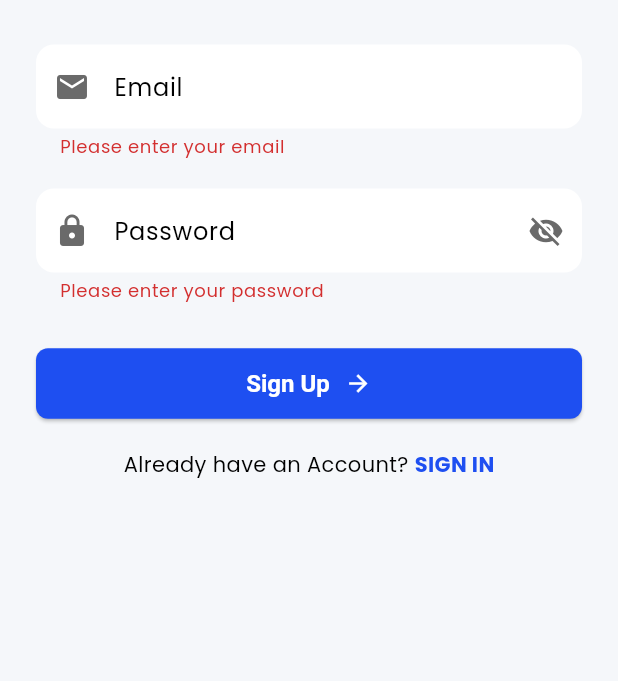
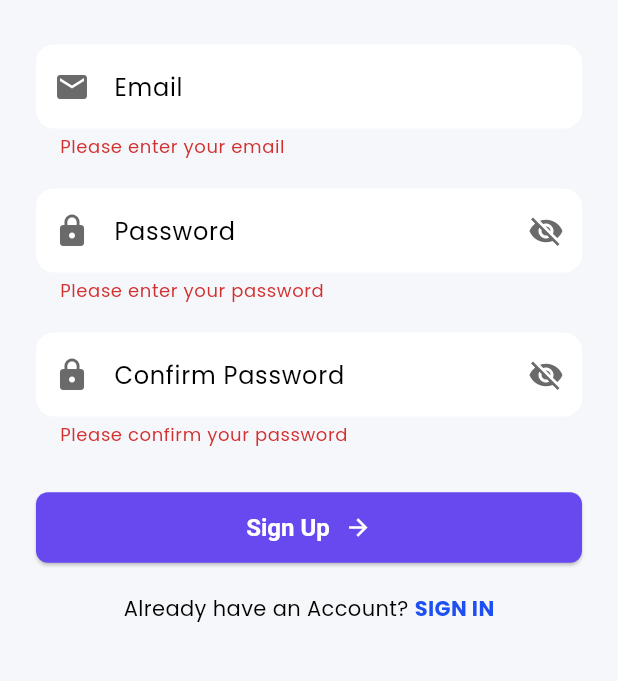
Before and after one commit to zw-weng/EduConnect-Xcode, a Flutter app: the RegisterPage screen opened by its route, after a tap on "Sign Up", on a phone screen of 412 x 824 dp, the part 326-1007 px from its top. Run offline on Flutter 3.47's test engine with Material 3 defaults, Android fonts, the phone set to English and light mode, and no system bars; our stand-ins replace carousel_slider, dio, firebase_core, google_nav_bar, table_calendar, youtube_player_flutter; missing offline and left inert: external_path, flutter_file_dialog, pdfx, youtube_explode_dart; accounts and stored records are empty.

Commit message:
fix back bugs

```diff
--- a/lib/screens/fill_profile_screen.dart
+++ b/lib/screens/fill_profile_screen.dart
@@ -47,7 +47,7 @@ class _FillProfileScreenState extends State<FillProfileScreen> {
       print('Gender: $_selectedGender');
 
       // Navigate to the home screen after profile completion
-      Navigator.pushReplacementNamed(context, '/home');
+      Navigator.pushNamedAndRemoveUntil(context, '/home', (route) => false);
     }
   }
 
--- a/lib/screens/register_screen.dart
+++ b/lib/screens/register_screen.dart
@@ -51,6 +51,7 @@ class _RegisterPageState extends State<RegisterPage> {
                   formKey: _formKey,
                   emailController: _emailController,
                   passwordController: _passwordController,
+                  confirmPasswordController: TextEditingController(),
                   isPasswordVisible: _isPasswordVisible,
                   onPasswordToggle: () {
                     setState(() {
--- a/lib/widgets/register_form.dart
+++ b/lib/widgets/register_form.dart
@@ -1,9 +1,11 @@
+import 'package:educonnect/constants/colors.dart';
 import 'package:flutter/material.dart';
 
 class RegisterForm extends StatelessWidget {
   final GlobalKey<FormState> formKey;
   final TextEditingController emailController;
   final TextEditingController passwordController;
+  final TextEditingController confirmPasswordController;
   final bool isPasswordVisible;
   final VoidCallback onPasswordToggle;
   final VoidCallback onRegister;
@@ -13,6 +15,7 @@ class RegisterForm extends StatelessWidget {
     required this.formKey,
     required this.emailController,
     required this.passwordController,
+    required this.confirmPasswordController,
     required this.isPasswordVisible,
     required this.onPasswordToggle,
     required this.onRegister,
@@ -76,6 +79,38 @@ class RegisterForm extends StatelessWidget {
               return null;
             },
           ),
+          const SizedBox(height: 20),
+
+          // Confirm Password Field
+          TextFormField(
+            controller: confirmPasswordController,
+            obscureText: !isPasswordVisible,
+            decoration: InputDecoration(
+              filled: true,
+              fillColor: Colors.white,
+              hintText: 'Confirm Password',
+              prefixIcon: const Icon(Icons.lock, color: Color(0xFF6A6A6A)),
+              suffixIcon: IconButton(
+                icon: Icon(
+                  isPasswordVisible ? Icons.visibility : Icons.visibility_off,
+                  color: const Color(0xFF6A6A6A),
+                ),
+                onPressed: onPasswordToggle,
+              ),
+              border: OutlineInputBorder(
+                borderRadius: BorderRadius.circular(12.0),
+                borderSide: BorderSide.none,
+              ),
+            ),
+            validator: (value) {
+              if (value == null || value.isEmpty) {
+                return 'Please confirm your password';
+              } else if (value != passwordController.text) {
+                return 'Passwords do not match';
+              }
+              return null;
+            },
+          ),
           const SizedBox(height: 30),
 
           // Sign Up Button
@@ -84,7 +119,7 @@ class RegisterForm extends StatelessWidget {
             child: ElevatedButton(
               onPressed: onRegister,
               style: ElevatedButton.styleFrom(
-                backgroundColor: const Color(0xFF1E4FF1), // Blue button color
+                backgroundColor: kPrimaryColor, // Blue button color
                 padding: const EdgeInsets.symmetric(vertical: 14.0),
                 shape: RoundedRectangleBorder(
                   borderRadius: BorderRadius.circular(8.0),
```
